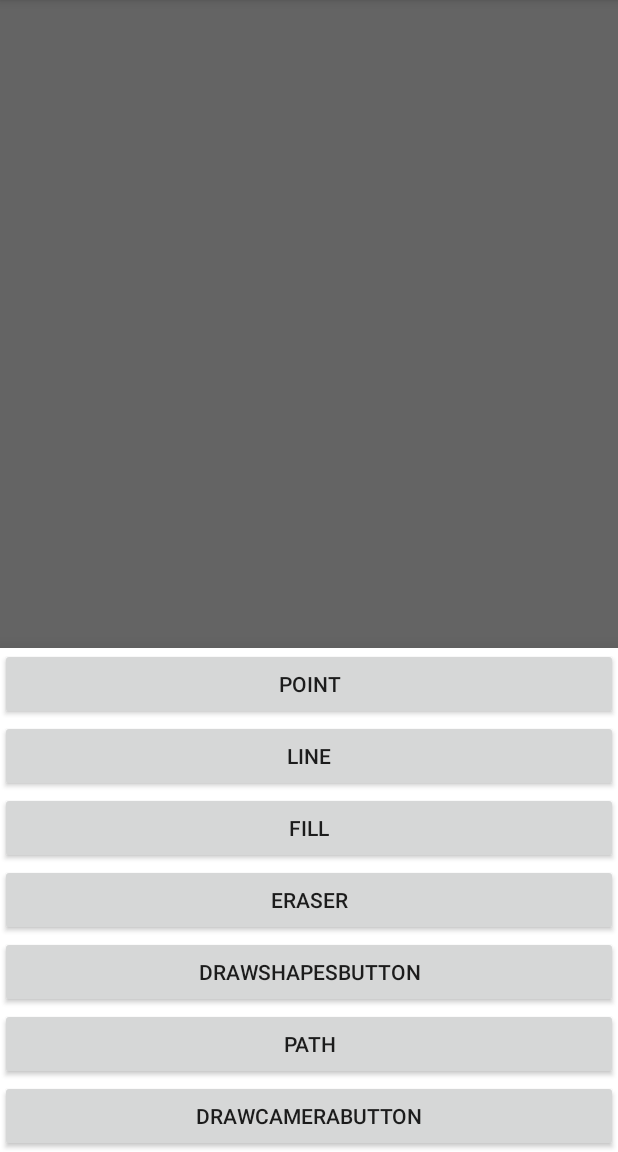
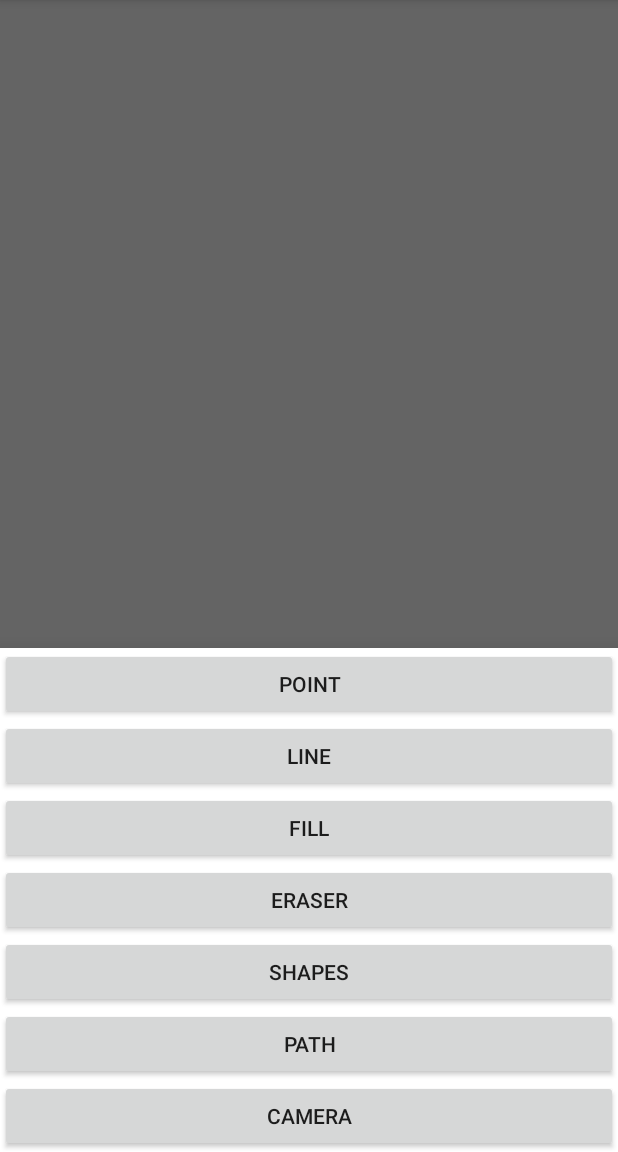
Before and after one commit to sw19-tug/morning03, an Android app: the screen it shows after launch (MainActivity), after a tap on "Choose Drawing Tool", on a phone screen of 412 x 824 dp, the part 84-1236 px from its top. Run offline under Robolectric (Android 15) with nearby library versions, the phone set to English and light mode, and no system bars.

Commit message:
PAINT-011 renamed resources [GM,PL]

```diff
--- a/app/src/main/res/layout/tool_chooser_menu.xml
+++ b/app/src/main/res/layout/tool_chooser_menu.xml
@@ -43,7 +43,7 @@
 
     <Button
         android:id="@+id/drawShapesButton"
-        android:text="drawShapesButton"
+        android:text="@string/drawShapesButton"
         android:layout_width="match_parent"
         android:layout_height="wrap_content"
         android:layout_weight="1"
@@ -61,7 +61,7 @@
 
     <Button
         android:id="@+id/cameraButton"
-        android:text="drawCameraButton"
+        android:text="@string/drawCameraPicture"
         android:layout_width="match_parent"
         android:layout_height="wrap_content"
         android:layout_weight="1"
```
